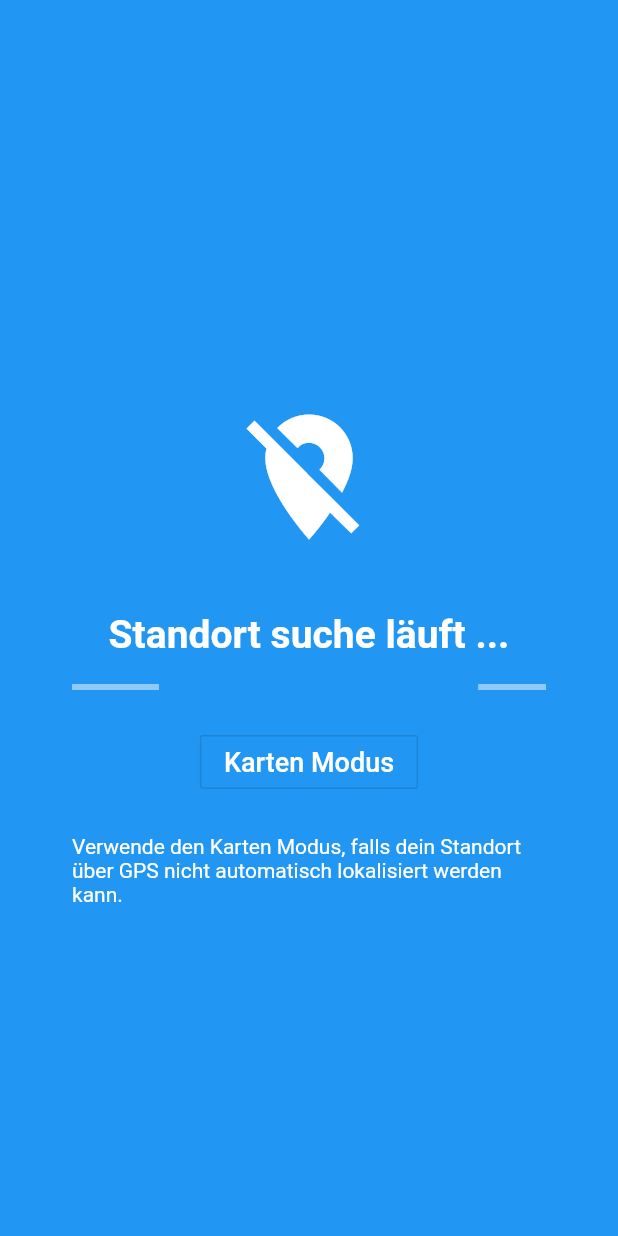
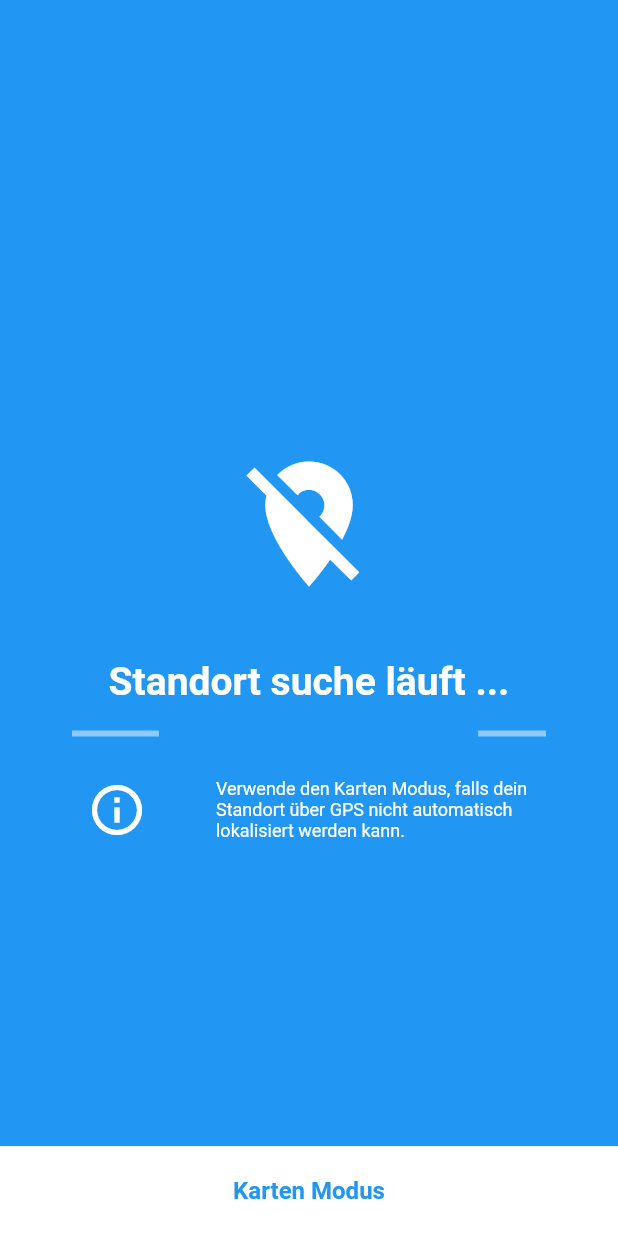
Before and after one commit to Libero793/deepblue, a Flutter app: the screen it shows after launch, on a phone screen of 412 x 824 dp. Run offline on Flutter 3.47's test engine with Material 2 defaults, Android fonts, the phone set to English and light mode, and no system bars; our stand-ins replace flutter_map, flutter_rating, geolocator, latlong, location; missing offline and left inert: flutter_udid, geolocation, settings; statements that could not run were skipped.

Commit message:
Locating Screen Redesigned

```diff
--- a/lib/screens/locatingScreen.dart
+++ b/lib/screens/locatingScreen.dart
@@ -143,7 +143,7 @@ class LocatingScreen extends StatefulWidget{
 
   if(!timerRunning){
           setState(() { timerRunning=true;  });
-          const oneSec = const Duration(seconds:1);
+          const oneSec = const Duration(seconds:33);
           gpsTimer = new Timer.periodic(oneSec, (Timer t) => getLocation());
   }
 
@@ -160,9 +160,14 @@ class LocatingScreen extends StatefulWidget{
 
 
 
-    body: new Center( heightFactor: 100.00,
-        child: Column(
+    body: new Center(
+        child: Stack(
 
+          children: <Widget>[
+
+          Column(
+              mainAxisAlignment: MainAxisAlignment.center,
+              mainAxisSize: MainAxisSize.max,
               children: <Widget>[
 
                 Expanded(
@@ -214,44 +219,77 @@ class LocatingScreen extends StatefulWidget{
                         mainAxisAlignment: MainAxisAlignment.center,
                         mainAxisSize: MainAxisSize.max,
                         children: <Widget>[
-                      new Padding(
-                        padding: const EdgeInsets.symmetric(vertical: 16.0, horizontal: 0.0),
-                        child: new OutlineButton(
-                          child: const Text('Karten Modus', style: TextStyle(fontSize: 18.0),),
-                          color: Colors.blue[900],
-                          highlightColor: Colors.green,
-                          textColor: Colors.white,
-                          splashColor: Colors.blue[900],
-                          onPressed: () {
-                                // Perform some action
-
-                          },
+                          Expanded(
+                            child: Padding(
+                              padding: const EdgeInsets.symmetric(vertical: 20.0, horizontal: 45.0),
+                              child: Row(
+                                  mainAxisAlignment: MainAxisAlignment.spaceAround,
+                                  mainAxisSize: MainAxisSize.max,
+                                  children: <Widget>[
+                                    Icon(Icons.info_outline,size: 40.0,color: Colors.white),
+                                    Container(
+                                      width: 230.0,
+                                      color: Colors.blue,
+                                      child:new Padding(
+                                          padding: const EdgeInsets.fromLTRB(20.0,0.0,0.0,0.0),
+                                          child: Text("Verwende den Karten Modus, falls dein Standort über GPS nicht automatisch lokalisiert werden kann.",
+                                            style: TextStyle(fontSize: 12.0, color: Colors.white),
+                                            textAlign: TextAlign.left,
+                                          ),
                                         ),
                                     )
+                                  ]
+                                )
+                            )
 
+                          )
+
+                        ]
+                      ),
                     ],
+                  )
+                )
+              ]
           ),
 
-                new Row(
-                  mainAxisAlignment: MainAxisAlignment.center,
-                  mainAxisSize: MainAxisSize.max,
-                  crossAxisAlignment: CrossAxisAlignment.end,
+
+
+          new Column(
             children: <Widget>[
               Expanded(
                 child: Container(
-                        child:new Padding(
-                            padding: const EdgeInsets.symmetric(vertical: 8.0, horizontal: 48.0),
-                            child: Text("Verwende den Karten Modus, falls dein Standort über GPS nicht automatisch lokalisiert werden kann.",
-                              style: TextStyle(fontSize: 14.0, color: Colors.white),
+
+                  child: new Row(
+                    mainAxisAlignment: MainAxisAlignment.center,
+                    crossAxisAlignment: CrossAxisAlignment.end,
+                    mainAxisSize: MainAxisSize.min,
+                      children: <Widget>[
+                        new Expanded(
+                          child: new GestureDetector(
+                            onTap:(){
+                              Navigator.pop(context);
+                            },
+                              child: new Container(
+                                color: Colors.white,
+                                height: 60.0,
+                                child: new Row(
+                                mainAxisAlignment: MainAxisAlignment.center,
+                                crossAxisAlignment: CrossAxisAlignment.center,
+                                children: <Widget>[
+                                  Text("Karten Modus",style: TextStyle(color: Colors.blue, fontSize: 16.0, fontWeight: FontWeight.bold)),
+                                ],
                                 ),
-                          ),
+                              )
                             )
                           )
                         ],
                   )
-              ],
                 )
-          ),
+              )
+            ]
+          )
+
+
           ],
         ),
       ),
```
Lines whose indentation alone changed are shown as unchanged.
